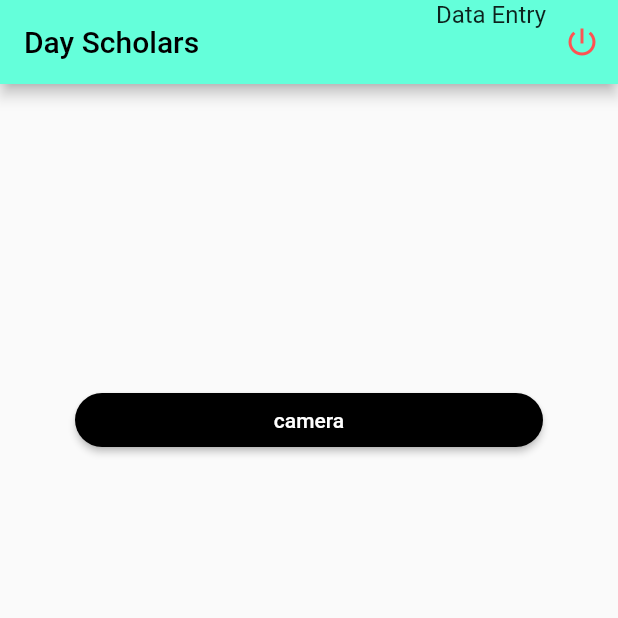
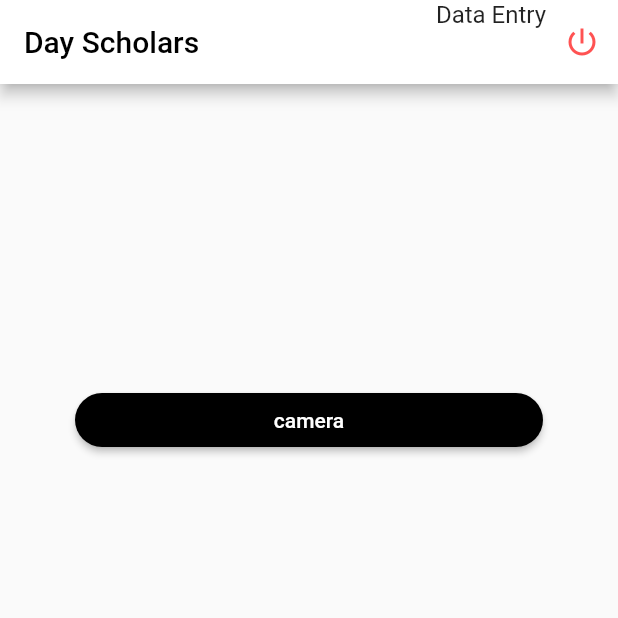
Before and after one commit to KrishAnand369/scanner, a Flutter app: the screen it shows after launch, on a phone screen of 412 x 824 dp, the top half of it. Run offline on Flutter 3.47's test engine with Material 2 defaults, Android fonts, the phone set to English and light mode, and no system bars; missing offline and left inert: qr_code_scanner.

Commit message:
Update main.dart

```diff
--- a/lib/main.dart
+++ b/lib/main.dart
@@ -16,7 +16,7 @@ class MyApp extends StatelessWidget {
       debugShowCheckedModeBanner: false,
       home: HomePage(),
       theme: ThemeData(
-          appBarTheme: AppBarTheme(backgroundColor: Colors.tealAccent)),
+          appBarTheme: AppBarTheme(backgroundColor: Colors.white)),
     );
   }
 }
```
